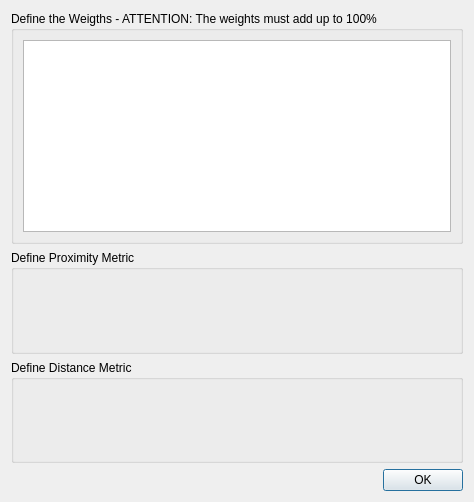
Above: modules/CompVis/MultidimensionalScalingDialog.ui from 3dct/open_iA before the change. Below: the same form after it.
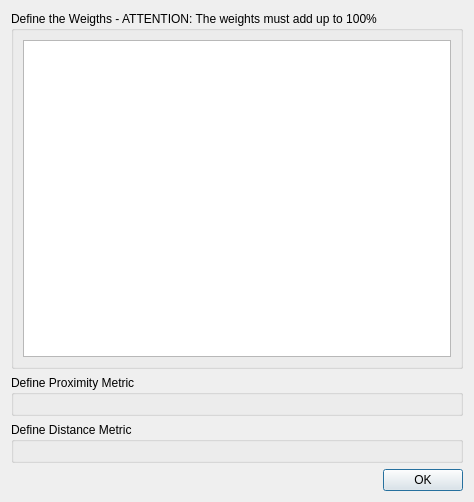
That is the form after the change.

Commit message: CompVis: Improve MDS dialog layout, memory management

```diff
--- a/modules/CompVis/MultidimensionalScalingDialog.ui
+++ b/modules/CompVis/MultidimensionalScalingDialog.ui
@@ -41,7 +41,7 @@
    <item>
     <widget class="QGroupBox" name="box_Proximity">
      <property name="sizePolicy">
-      <sizepolicy hsizetype="Preferred" vsizetype="Expanding">
+      <sizepolicy hsizetype="Preferred" vsizetype="Preferred">
        <horstretch>0</horstretch>
        <verstretch>0</verstretch>
       </sizepolicy>
@@ -55,7 +55,7 @@
    <item>
     <widget class="QGroupBox" name="box_Distance">
      <property name="sizePolicy">
-      <sizepolicy hsizetype="Preferred" vsizetype="Expanding">
+      <sizepolicy hsizetype="Preferred" vsizetype="Preferred">
        <horstretch>0</horstretch>
        <verstretch>0</verstretch>
       </sizepolicy>
```
The commit also changes 3 other files.
